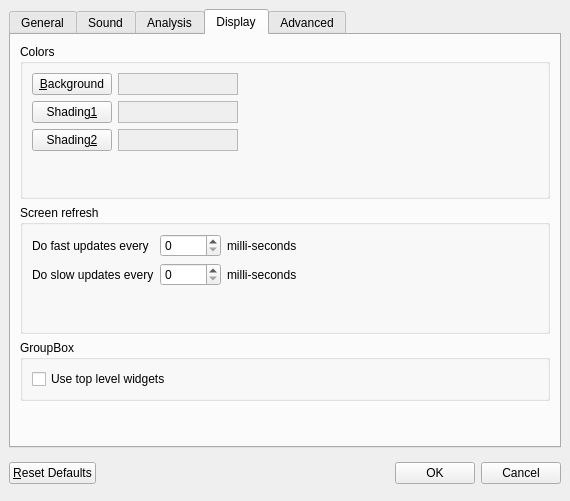
Before: the Qt Designer form dialogs/settingsdialog.ui in quicky2000/tartini, drawn with Qt 5.
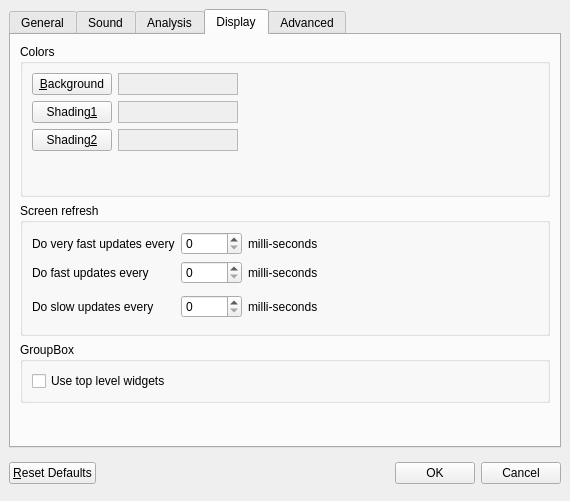
After: the same form once the commit is applied. The open tabs and pages were chosen to show the change.

Commit message:
Add support for "very fast" updates
- Add "very fast' updates in addition to "fast" and "slow" updates
- Default speed of very fast updates is 25 ms
- Change tuner and vibrato views to use very fast updates rather than onChunk updates:
    + TunerView
    + VibratoView -> m_vibrato_speed_widget
    + VibratoView -> m_vibrato_circle_widget
    + VibratoView -> m_vibrato_period_widget

Note: This resolves performance problems with using smaller chunk sizes on the Mac.  UI update rates are now independent of the chunk size.

Patch:
```diff
--- a/dialogs/settingsdialog.ui
+++ b/dialogs/settingsdialog.ui
@@ -1221,7 +1221,7 @@
           <property name="spacing" >
            <number>6</number>
           </property>
-          <item row="1" column="1" >
+          <item row="2" column="1" >
            <widget class="QSpinBox" name="slowUpdateSpeed" >
             <property name="toolTip" >
              <string>&lt;qt>This is how often most widgets are updated. e.g. the pitch contour. A smaller value requires more CPU time. 100 is reasonable for a 1GHz machine.&lt;/qt></string>
@@ -1231,7 +1231,7 @@
             </property>
            </widget>
           </item>
-          <item row="0" column="1" >
+          <item row="1" column="1" >
            <widget class="QSpinBox" name="fastUpdateSpeed" >
             <property name="toolTip" >
              <string>&lt;qt>This is how often the smoothest widgets are updated. e.g. the tuner dial. A smaller value requires more CPU time. 50 is reasonable for a 1GHz machine.&lt;/qt></string>
@@ -1241,15 +1241,25 @@
             </property>
            </widget>
           </item>
+          <item row="0" column="1" >
+           <widget class="QSpinBox" name="veryFastUpdateSpeed" >
+            <property name="toolTip" >
+             <string>&lt;qt>This is how often the vibrato widgets are updated. A smaller value requires more CPU time. 25 is reasonable for a 1GHz machine.&lt;/qt></string>
+            </property>
+            <property name="maximum" >
+             <number>99999</number>
+            </property>
+           </widget>
+          </item>
           <item row="0" column="0" >
-           <widget class="QLabel" name="fastUpdateLabel" >
+           <widget class="QLabel" name="veryFastUpdateLabel" >
             <property name="text" >
-             <string>Do fast updates every</string>
+             <string>Do very fast updates every</string>
             </property>
            </widget>
           </item>
           <item row="0" column="2" >
-           <widget class="QLabel" name="milliSecondsLabel1" >
+           <widget class="QLabel" name="milliSecondsLabel3" >
             <property name="text" >
              <string>milli-seconds</string>
             </property>
@@ -1269,20 +1279,47 @@
            </spacer>
           </item>
           <item row="1" column="0" >
+           <widget class="QLabel" name="fastUpdateLabel" >
+            <property name="text" >
+             <string>Do fast updates every</string>
+            </property>
+           </widget>
+          </item>
+          <item row="1" column="2" >
+           <widget class="QLabel" name="milliSecondsLabel1" >
+            <property name="text" >
+             <string>milli-seconds</string>
+            </property>
+           </widget>
+          </item>
+          <item row="1" column="3" >
+           <spacer>
+            <property name="orientation" >
+             <enum>Qt::Horizontal</enum>
+            </property>
+            <property name="sizeHint" >
+             <size>
+              <width>40</width>
+              <height>20</height>
+             </size>
+            </property>
+           </spacer>
+          </item>
+          <item row="2" column="0" >
            <widget class="QLabel" name="slowUpdateLabel" >
             <property name="text" >
              <string>Do slow updates every</string>
             </property>
            </widget>
           </item>
-          <item row="1" column="2" >
+          <item row="2" column="2" >
            <widget class="QLabel" name="milliSecondsLabel2" >
             <property name="text" >
              <string>milli-seconds</string>
             </property>
            </widget>
           </item>
-          <item row="1" column="3" >
+          <item row="2" column="3" >
            <spacer>
             <property name="orientation" >
              <enum>Qt::Horizontal</enum>
```
The commit also changes 11 other files.
